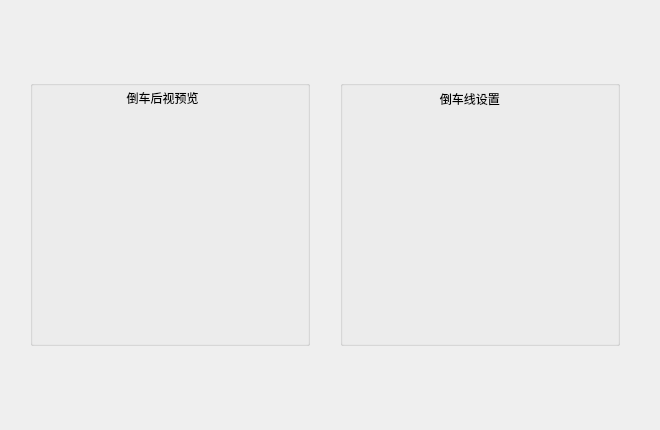
The window that reverseline.ui (jjzhang166/DvrUI) describes before a commit, drawn with Qt 5.
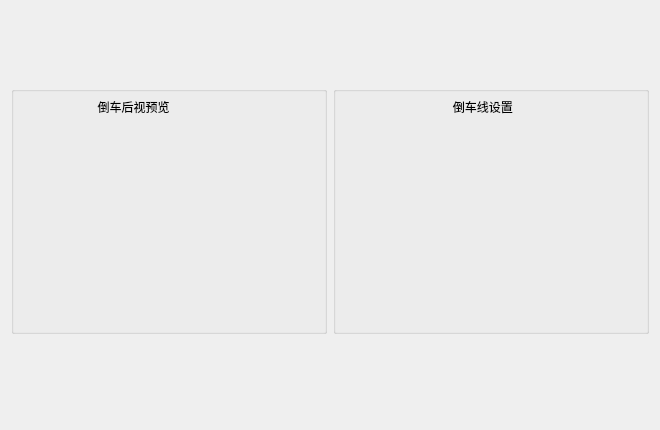
The same window after the commit.

Commit message: layout布局

```diff
--- a/reverseline.ui
+++ b/reverseline.ui
@@ -13,43 +13,22 @@
   <property name="windowTitle">
    <string>Dialog</string>
   </property>
-  <widget class="QGroupBox" name="groupBox_2">
-   <property name="geometry">
-    <rect>
-     <x>340</x>
-     <y>80</y>
-     <width>280</width>
-     <height>266</height>
-    </rect>
-   </property>
-   <property name="styleSheet">
-    <string notr="true">font: 75 10pt &quot;微软雅黑&quot;;</string>
-   </property>
-   <property name="title">
-    <string/>
-   </property>
-   <widget class="QLabel" name="label_2">
-    <property name="geometry">
-     <rect>
-      <x>60</x>
-      <y>10</y>
-      <width>131</width>
-      <height>17</height>
-     </rect>
-    </property>
-    <property name="text">
-     <string>            倒车线设置</string>
-    </property>
-   </widget>
-  </widget>
+  <layout class="QGridLayout" name="gridLayout">
+   <item row="0" column="0">
+    <layout class="QHBoxLayout" name="horizontalLayout_2">
+     <property name="topMargin">
+      <number>75</number>
+     </property>
+     <property name="bottomMargin">
+      <number>85</number>
+     </property>
+     <item>
   <widget class="QGroupBox" name="groupBox">
-   <property name="geometry">
-    <rect>
-     <x>30</x>
-     <y>80</y>
-     <width>280</width>
-     <height>266</height>
-    </rect>
+       <property name="sizePolicy">
+        <sizepolicy hsizetype="Expanding" vsizetype="Expanding">
+         <horstretch>0</horstretch>
+         <verstretch>0</verstretch>
+        </sizepolicy>
    </property>
    <property name="styleSheet">
     <string notr="true">font: 75 10pt &quot;微软雅黑&quot;;</string>
@@ -60,10 +39,10 @@
    <widget class="QLabel" name="label">
     <property name="geometry">
      <rect>
-      <x>60</x>
+          <x>50</x>
       <y>10</y>
-      <width>141</width>
-      <height>16</height>
+          <width>211</width>
+          <height>21</height>
      </rect>
     </property>
     <property name="text">
@@ -71,6 +50,41 @@
     </property>
    </widget>
   </widget>
+     </item>
+     <item>
+      <widget class="QGroupBox" name="groupBox_2">
+       <property name="sizePolicy">
+        <sizepolicy hsizetype="Expanding" vsizetype="Expanding">
+         <horstretch>0</horstretch>
+         <verstretch>0</verstretch>
+        </sizepolicy>
+       </property>
+       <property name="styleSheet">
+        <string notr="true">font: 75 10pt &quot;微软雅黑&quot;;</string>
+       </property>
+       <property name="title">
+        <string/>
+       </property>
+       <widget class="QLabel" name="label_2">
+        <property name="geometry">
+         <rect>
+          <x>80</x>
+          <y>10</y>
+          <width>161</width>
+          <height>21</height>
+         </rect>
+        </property>
+        <property name="text">
+         <string>            倒车线设置</string>
+        </property>
+       </widget>
+       <zorder>groupBox</zorder>
+       <zorder>label_2</zorder>
+      </widget>
+     </item>
+    </layout>
+   </item>
+  </layout>
  </widget>
  <resources/>
  <connections/>
```
Lines whose indentation alone changed are shown as unchanged. The commit also changes 18 other files.
